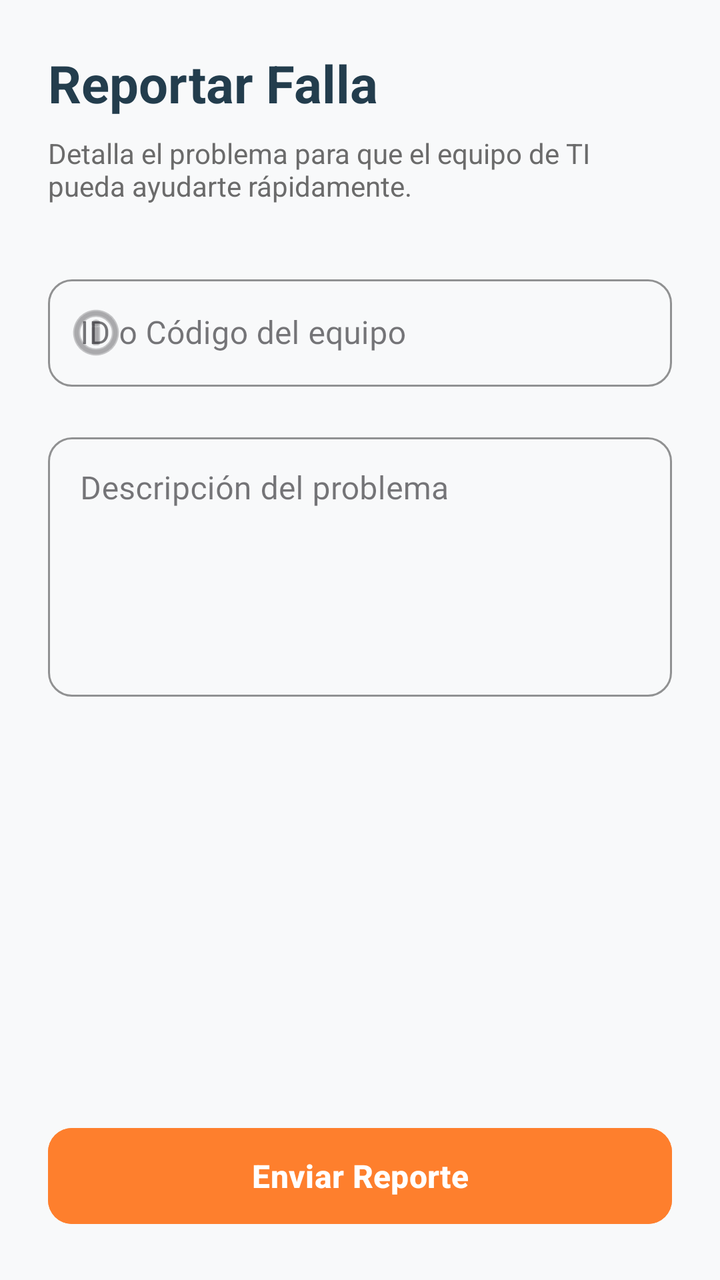
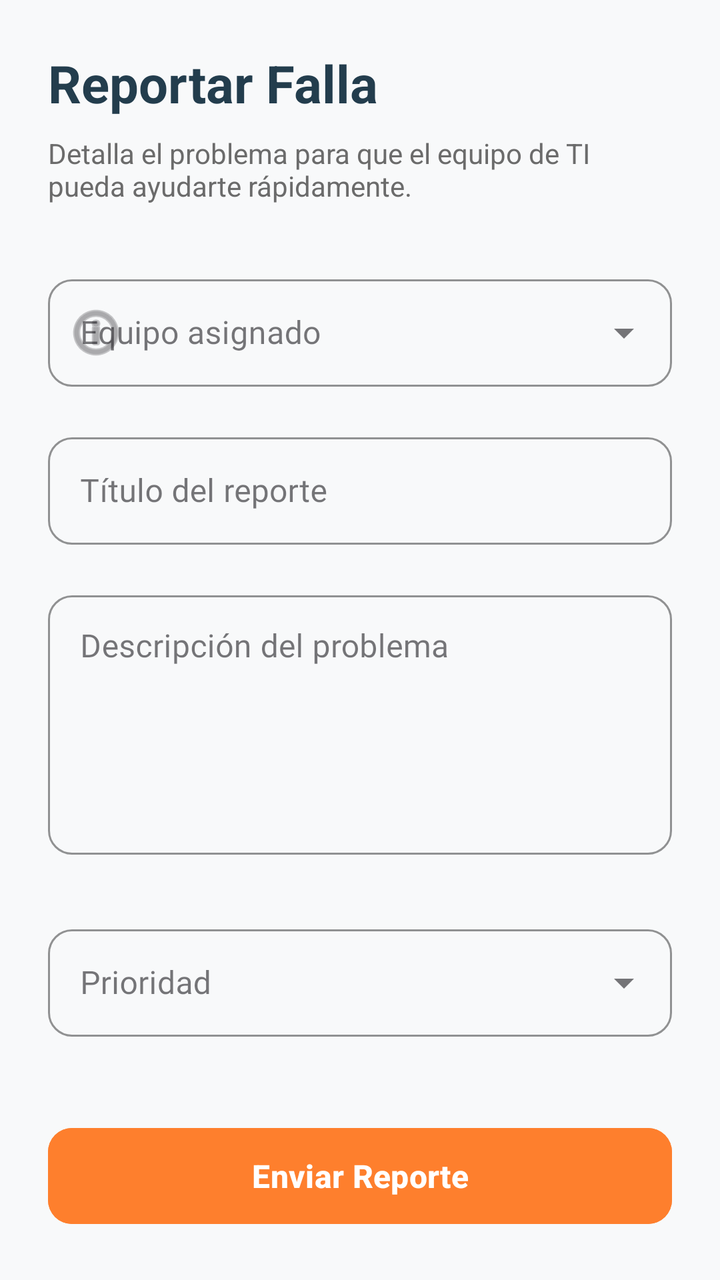

Screens rendered from an Android XML layout before and after an edit, with the pre-edit source and the edit as a unified diff.
<!-- AndroidManifest.xml: application theme Theme.SysBase -->
<!-- res/layout/activity_add_ticket.xml -->
<?xml version="1.0" encoding="utf-8"?>
<LinearLayout xmlns:android="http://schemas.android.com/apk/res/android"
    xmlns:app="http://schemas.android.com/apk/res-auto"
    android:layout_width="match_parent"
    android:layout_height="match_parent"
    android:background="#F8F9FA"
    android:orientation="vertical"
    android:padding="24dp">

    <TextView
        android:layout_width="wrap_content"
        android:layout_height="wrap_content"
        android:layout_marginBottom="8dp"
        android:text="Reportar Falla"
        android:textColor="@color/azulSysbase"
        android:textSize="26sp"
        android:textStyle="bold" />

    <TextView
        android:layout_width="wrap_content"
        android:layout_height="wrap_content"
        android:layout_marginBottom="32dp"
        android:text="Detalla el problema para que el equipo de TI pueda ayudarte rápidamente."
        android:textColor="@color/grisSysbase"
        android:textSize="14sp" />

    <com.google.android.material.textfield.TextInputLayout
        style="@style/Widget.MaterialComponents.TextInputLayout.OutlinedBox"
        android:layout_width="match_parent"
        android:layout_height="wrap_content"
        android:layout_marginBottom="20dp"
        android:hint="ID o Código del equipo"
        app:boxCornerRadiusBottomEnd="12dp"
        app:boxCornerRadiusBottomStart="12dp"
        app:boxCornerRadiusTopEnd="12dp"
        app:boxCornerRadiusTopStart="12dp"
        app:boxStrokeColor="@color/azulSysbase"
        app:hintTextColor="@color/azulSysbase"
        app:startIconDrawable="@android:drawable/ic_menu_info_details">

        <com.google.android.material.textfield.TextInputEditText
            android:id="@+id/editAssetId"
            android:layout_width="match_parent"
            android:layout_height="wrap_content"
            android:fontFamily="@font/inter"
            android:inputType="text"
            android:padding="16dp" />
    </com.google.android.material.textfield.TextInputLayout>

    <com.google.android.material.textfield.TextInputLayout
        style="@style/Widget.MaterialComponents.TextInputLayout.OutlinedBox"
        android:layout_width="match_parent"
        android:layout_height="wrap_content"
        android:layout_marginBottom="32dp"
        android:hint="Descripción del problema"
        app:boxCornerRadiusBottomEnd="12dp"
        app:boxCornerRadiusBottomStart="12dp"
        app:boxCornerRadiusTopEnd="12dp"
        app:boxCornerRadiusTopStart="12dp"
        app:boxStrokeColor="@color/azulSysbase"
        app:hintTextColor="@color/azulSysbase">

        <com.google.android.material.textfield.TextInputEditText
            android:id="@+id/editDescription"
            android:layout_width="match_parent"
            android:layout_height="wrap_content"
            android:fontFamily="@font/inter"
            android:gravity="top|start"
            android:inputType="textMultiLine"
            android:lines="5"
            android:minLines="5"
            android:padding="16dp" />
    </com.google.android.material.textfield.TextInputLayout>

    <Space
        android:layout_width="match_parent"
        android:layout_height="0dp"
        android:layout_weight="1" />

    <com.google.android.material.button.MaterialButton
        android:id="@+id/btnSubmitTicket"
        android:layout_width="match_parent"
        android:layout_height="56dp"
        android:backgroundTint="@color/naranjaSysbase"
        android:text="Enviar Reporte"
        android:textAllCaps="false"
        android:textSize="16sp"
        android:textStyle="bold"
        app:cornerRadius="12dp" />

</LinearLayout>
<!-- resources referenced by this layout -->
<resources>
  <color name="azulSysbase">#233D4D</color>
  <color name="grisSysbase">#6B6B6B</color>
  <color name="naranjaSysbase">#FE7F2D</color>
  <style name="Theme.SysBase" parent="Base.Theme.SysBase" />
  <style name="Base.Theme.SysBase" parent="Theme.Material3.DayNight.NoActionBar">
          
          
      </style>
</resources>

<!-- the commit's change to res/layout/activity_add_ticket.xml (unified diff, before → after) -->
@@ -24,12 +24,13 @@
         android:textColor="@color/grisSysbase"
         android:textSize="14sp" />
 
+    
     <com.google.android.material.textfield.TextInputLayout
-        style="@style/Widget.MaterialComponents.TextInputLayout.OutlinedBox"
+        style="@style/Widget.MaterialComponents.TextInputLayout.OutlinedBox.ExposedDropdownMenu"
         android:layout_width="match_parent"
         android:layout_height="wrap_content"
         android:layout_marginBottom="20dp"
-        android:hint="ID o Código del equipo"
+        android:hint="Equipo asignado"
         app:boxCornerRadiusBottomEnd="12dp"
         app:boxCornerRadiusBottomStart="12dp"
         app:boxCornerRadiusTopEnd="12dp"
@@ -38,15 +39,42 @@
         app:hintTextColor="@color/azulSysbase"
         app:startIconDrawable="@android:drawable/ic_menu_info_details">
 
-        <com.google.android.material.textfield.TextInputEditText
+        <com.google.android.material.textfield.MaterialAutoCompleteTextView
             android:id="@+id/editAssetId"
             android:layout_width="match_parent"
             android:layout_height="wrap_content"
             android:fontFamily="@font/inter"
-            android:inputType="text"
+            android:inputType="none"
             android:padding="16dp" />
+
     </com.google.android.material.textfield.TextInputLayout>
 
+    
+    <com.google.android.material.textfield.TextInputLayout
+        style="@style/Widget.MaterialComponents.TextInputLayout.OutlinedBox"
+        android:layout_width="match_parent"
+        android:layout_height="wrap_content"
+        android:layout_marginBottom="20dp"
+        android:hint="Título del reporte"
+        app:boxCornerRadiusBottomEnd="12dp"
+        app:boxCornerRadiusBottomStart="12dp"
+        app:boxCornerRadiusTopEnd="12dp"
+        app:boxCornerRadiusTopStart="12dp"
+        app:boxStrokeColor="@color/azulSysbase"
+        app:hintTextColor="@color/azulSysbase">
+
+        <com.google.android.material.textfield.TextInputEditText
+            android:id="@+id/editTitle"
+            android:layout_width="match_parent"
+            android:layout_height="wrap_content"
+            android:fontFamily="@font/inter"
+            android:inputType="textCapSentences"
+            android:maxLength="150"
+            android:padding="16dp" />
+
+    </com.google.android.material.textfield.TextInputLayout>
+
+    
     <com.google.android.material.textfield.TextInputLayout
         style="@style/Widget.MaterialComponents.TextInputLayout.OutlinedBox"
         android:layout_width="match_parent"
@@ -68,8 +96,33 @@
             android:gravity="top|start"
             android:inputType="textMultiLine"
             android:lines="5"
+            android:maxLength="2000"
             android:minLines="5"
             android:padding="16dp" />
+
+    </com.google.android.material.textfield.TextInputLayout>
+    <com.google.android.material.textfield.TextInputLayout
+        style="@style/Widget.MaterialComponents.TextInputLayout.OutlinedBox.ExposedDropdownMenu"
+        android:layout_width="match_parent"
+        android:layout_height="wrap_content"
+        android:layout_marginBottom="20dp"
+        android:hint="Prioridad"
+        app:boxCornerRadiusBottomEnd="12dp"
+        app:boxCornerRadiusBottomStart="12dp"
+        app:boxCornerRadiusTopEnd="12dp"
+        app:boxCornerRadiusTopStart="12dp"
+        app:boxStrokeColor="@color/azulSysbase"
+        app:hintTextColor="@color/azulSysbase">
+
+        <com.google.android.material.textfield.MaterialAutoCompleteTextView
+            android:id="@+id/editPriority"
+            android:layout_width="match_parent"
+            android:layout_height="wrap_content"
+            android:fontFamily="@font/inter"
+            android:inputType="none"
+            android:padding="16dp"
+            app:simpleItems="@array/prioridades_ticket" />
+
     </com.google.android.material.textfield.TextInputLayout>
 
     <Space
<!-- resource entries referenced after the edit -->
@@ -1,5 +1,10 @@
 <!-- resources referenced by this layout -->
 <resources>
+  <string-array name="prioridades_ticket">
+          <item>baja</item>
+          <item>media</item>
+          <item>alta</item>
+      </string-array>
   <color name="azulSysbase">#233D4D</color>
   <color name="grisSysbase">#6B6B6B</color>
   <color name="naranjaSysbase">#FE7F2D</color>
